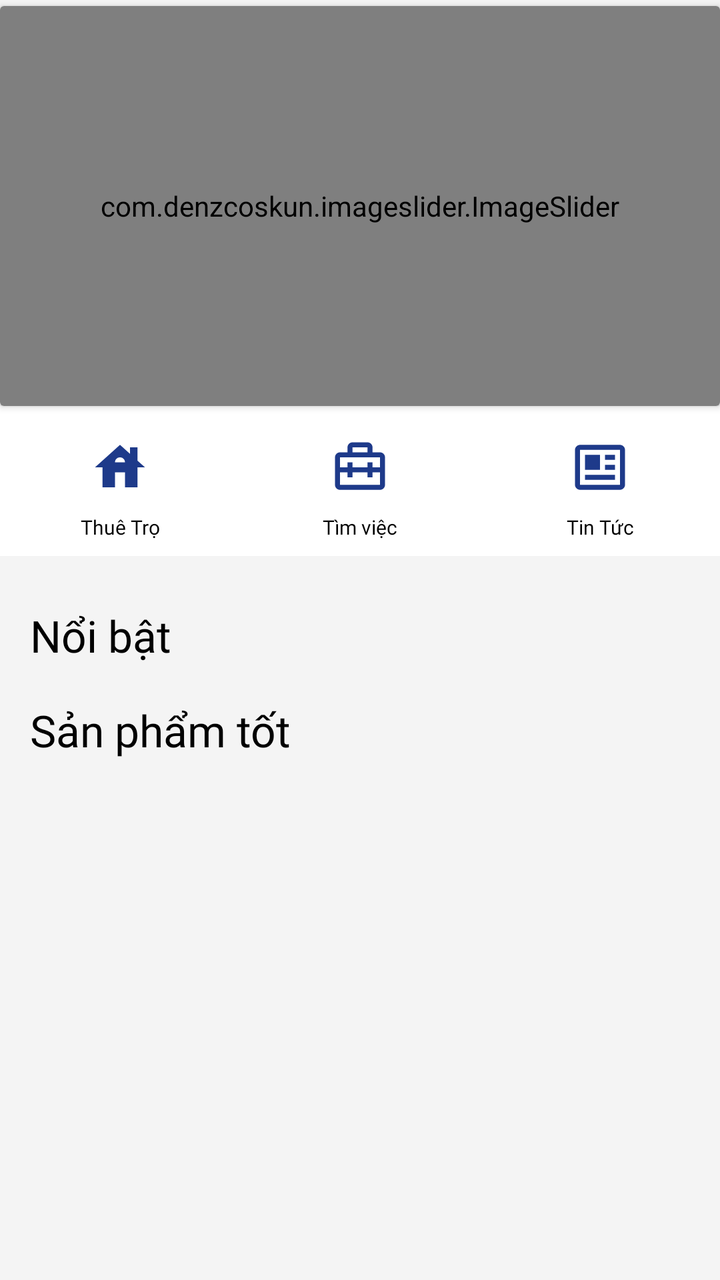
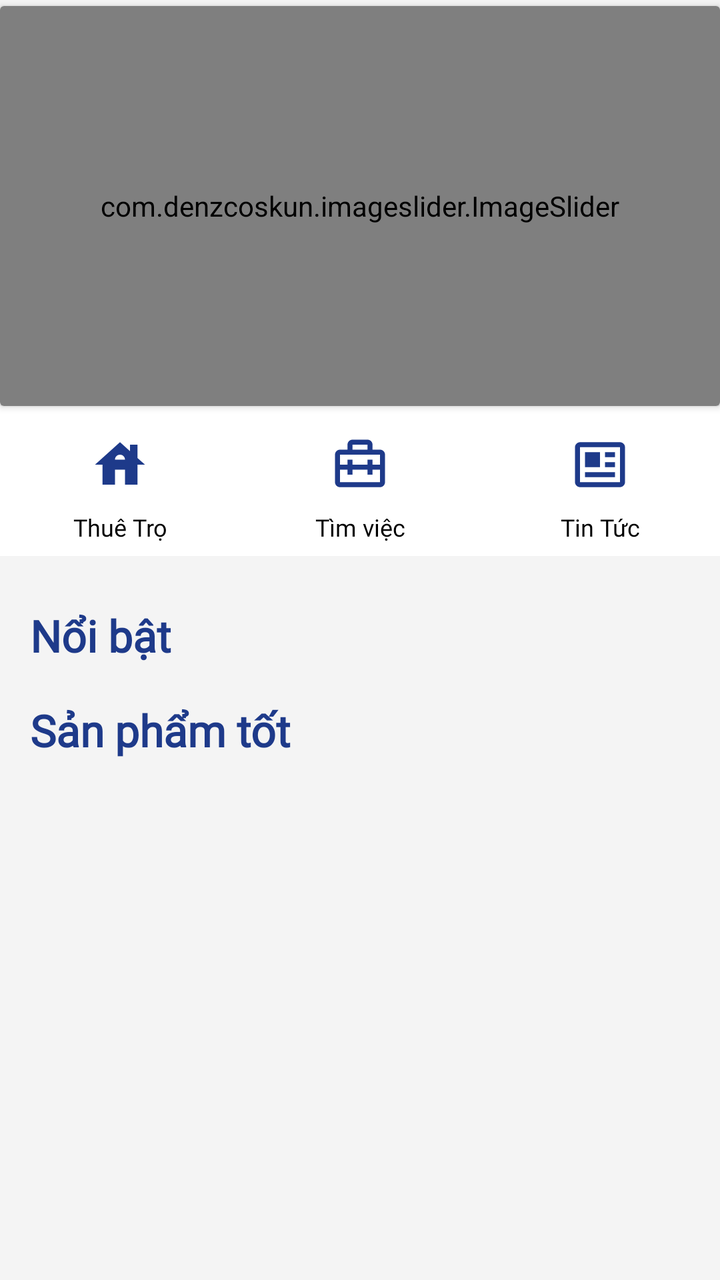

The first picture is an Android layout as it rendered before a commit; the second is the same layout after the commit. The layout source and the unified diff follow.
<!-- AndroidManifest.xml: application theme Theme.FatherOfApps -->
<!-- res/layout/fragment_home.xml -->
<?xml version="1.0" encoding="utf-8"?>
<layout xmlns:android="http://schemas.android.com/apk/res/android"
    xmlns:app="http://schemas.android.com/apk/res-auto"
    xmlns:tools="http://schemas.android.com/tools">

    <data>
        
        <variable
            name="viewModel"
            type="com.fatherofapps.androidbase.ui.home.HomeViewModel" />
    </data>

    <androidx.constraintlayout.widget.ConstraintLayout
        android:layout_width="match_parent"
        android:layout_height="match_parent"
        android:background="#fff">

    <ScrollView
        android:layout_width="match_parent"
        android:layout_height="match_parent"
        android:fillViewport="true"
        >
        <androidx.constraintlayout.widget.ConstraintLayout
            android:layout_width="match_parent"
            android:layout_height="match_parent"
            android:background="#f4f4f4"
            >

            <androidx.cardview.widget.CardView
                android:id="@+id/cardView"
                android:layout_width="match_parent"
                android:layout_height="200dp"
                android:layout_marginTop="3dp"
                android:background="@color/color_main"
                app:layout_constraintEnd_toEndOf="parent"
                app:layout_constraintStart_toStartOf="parent"
                app:layout_constraintTop_toTopOf="parent">


                <com.denzcoskun.imageslider.ImageSlider
                    android:id="@+id/image_slider"
                    android:layout_width="match_parent"
                    android:layout_height="match_parent"
                    app:iss_auto_cycle="true"
                    app:iss_delay="2000"
                    app:iss_period="2000"
                    app:iss_text_align="CENTER" />

            </androidx.cardview.widget.CardView>

            <LinearLayout
                android:id="@+id/category_container"
                android:layout_width="match_parent"
                android:layout_height="75dp"
                android:orientation="horizontal"
                app:layout_constraintEnd_toEndOf="parent"
                app:layout_constraintStart_toStartOf="parent"
                app:layout_constraintTop_toBottomOf="@+id/cardView">

                <LinearLayout
                    android:id="@+id/btn_TypeOfDishCake"
                    android:layout_width="match_parent"
                    android:layout_height="match_parent"
                    android:layout_weight="0.1"
                    android:background="#fff"
                    android:orientation="horizontal"
                    app:layout_constraintEnd_toEndOf="parent"
                    app:layout_constraintStart_toStartOf="parent"
                    app:layout_constraintTop_toTopOf="parent">

                    <LinearLayout
                        android:id="@+id/btnTypeOfDishCakes"
                        android:layout_width="match_parent"
                        android:layout_height="wrap_content"
                        android:layout_gravity="center_vertical"
                        android:layout_margin="5dp"
                        android:layout_weight="1"

                        android:orientation="vertical">


                        <ImageView
                            android:id="@+id/image_Cake"
                            android:layout_width="30dp"
                            android:layout_height="30dp"
                            android:layout_gravity="center"
                            android:layout_marginTop="8dp"
                            app:srcCompat="@drawable/ic_house" />

                        <TextView
                            android:layout_width="match_parent"
                            android:layout_height="wrap_content"
                            android:layout_marginTop="8dp"
                            android:fontFamily="@font/roboto_regular"
                            android:gravity="center"
                            android:text="Thuê Trọ"
                            android:textColor="@color/black"
                            android:textSize="10dp" />
                    </LinearLayout>

                    <LinearLayout
                        android:id="@+id/btnTypeOfDishPastry"
                        android:layout_width="match_parent"
                        android:layout_height="wrap_content"
                        android:layout_gravity="center_vertical"
                        android:layout_margin="5dp"
                        android:layout_weight="1"
                        android:orientation="vertical">


                        <ImageView
                            android:id="@+id/image_Pastry"
                            android:layout_width="30dp"
                            android:layout_height="30dp"
                            android:layout_gravity="center"
                            android:layout_marginTop="8dp"
                            app:srcCompat="@drawable/icon_work" />

                        <TextView
                            android:layout_width="match_parent"
                            android:layout_height="wrap_content"
                            android:layout_marginTop="8dp"
                            android:fontFamily="@font/roboto_regular"
                            android:gravity="center"
                            android:text="Tìm việc"
                            android:textColor="@color/black"
                            android:textSize="10dp" />

                    </LinearLayout>

                    <LinearLayout
                        android:id="@+id/btnTypeOfDishBreads"
                        android:layout_width="match_parent"
                        android:layout_height="wrap_content"
                        android:layout_gravity="center_vertical"
                        android:layout_margin="5dp"
                        android:layout_weight="1"
                        android:orientation="vertical">


                        <ImageView
                            android:id="@+id/image_Bread"
                            android:layout_width="30dp"
                            android:layout_height="30dp"
                            android:layout_gravity="center"
                            android:layout_marginTop="8dp"
                            app:srcCompat="@drawable/icon_news" />

                        <TextView
                            android:layout_width="match_parent"
                            android:layout_height="wrap_content"
                            android:layout_marginTop="8dp"
                            android:fontFamily="@font/roboto_regular"
                            android:gravity="center"
                            android:text="Tin Tức"
                            android:textColor="@color/black"
                            android:textSize="10dp" />
                    </LinearLayout>

                </LinearLayout>


            </LinearLayout>

            <androidx.constraintlayout.widget.ConstraintLayout
                android:layout_width="match_parent"
                android:layout_height="wrap_content"
                android:layout_marginTop="20dp"
                app:layout_constraintTop_toBottomOf="@+id/category_container">

                <ProgressBar
                    android:id="@+id/offerProductsProgressBar"
                    android:layout_width="wrap_content"
                    android:layout_height="wrap_content"
                    android:indeterminateTint="@color/color_main"
                    app:layout_constraintEnd_toEndOf="parent"
                    app:layout_constraintTop_toTopOf="@id/rvOfferProducts"
                    app:layout_constraintBottom_toBottomOf="@id/rvOfferProducts"
                    android:visibility="gone"
                    />

                <TextView
                    android:id="@+id/tvOfferProducts"
                    android:layout_width="wrap_content"
                    android:layout_height="wrap_content"
                    android:layout_marginTop="5dp"
                    android:fontFamily="@font/roboto_regular"
                    android:text="Nổi bật"
                    android:textColor="@color/black"
                    android:textSize="22sp"
                    app:layout_constraintTop_toTopOf="parent"
                    app:layout_constraintStart_toStartOf="@id/rvOfferProducts"
                    app:layout_constraintTop_toBottomOf="@id/rvOfferProducts"/>

                <androidx.recyclerview.widget.RecyclerView
                    android:id="@+id/rvOfferProducts"
                    android:layout_width="match_parent"
                    android:layout_height="wrap_content"
                    android:orientation="vertical"
                    android:overScrollMode="never"
                    app:layout_constraintEnd_toEndOf="parent"
                    tools:listitem="@layout/product_rv_item"
                    app:layout_constraintStart_toStartOf="parent"
                    app:layout_constraintTop_toBottomOf="@id/tvOfferProducts"
                    android:layout_marginTop="10dp"
                    app:layout_constraintEnd_toStartOf="@id/offerProductsProgressBar"
                    android:layout_marginStart="15dp"/>

                <TextView
                    android:id="@+id/tvBestProducts"
                    android:layout_width="wrap_content"
                    android:layout_height="wrap_content"
                    android:layout_marginTop="8dp"
                    android:fontFamily="@font/roboto_regular"
                    android:text="Sản phẩm tốt"
                    android:textColor="@color/black"
                    android:textSize="22sp"
                    app:layout_constraintStart_toStartOf="@id/rvOfferProducts"
                    app:layout_constraintTop_toBottomOf="@id/rvOfferProducts"/>


                <androidx.recyclerview.widget.RecyclerView
                    android:id="@+id/rvBestProducts"
                    android:layout_width="0dp"
                    android:layout_height="wrap_content"
                    android:layout_marginStart="15dp"
                    android:layout_marginTop="10dp"
                    app:layout_constraintStart_toStartOf="parent"
                    app:layout_constraintEnd_toEndOf="parent"
                    tools:listitem="@layout/product_rv_item"
                    app:layout_constraintTop_toBottomOf="@id/tvBestProducts"
                    android:layout_marginEnd="15dp"
                    android:overScrollMode="never" />


                <ProgressBar
                    android:id="@+id/bestProductsProgressBar"
                    android:layout_width="wrap_content"
                    android:layout_height="wrap_content"
                    android:indeterminateTint="@color/color_main"
                    app:layout_constraintTop_toBottomOf="@id/rvBestProducts"
                    app:layout_constraintStart_toStartOf="parent"
                    app:layout_constraintEnd_toEndOf="parent"
                    android:visibility="gone"
                    />


            </androidx.constraintlayout.widget.ConstraintLayout>
        </androidx.constraintlayout.widget.ConstraintLayout>




    </ScrollView>

    </androidx.constraintlayout.widget.ConstraintLayout>
</layout>
<!-- res/layout/product_rv_item.xml (included above) -->
<?xml version="1.0" encoding="utf-8"?>
<androidx.cardview.widget.CardView
    xmlns:android="http://schemas.android.com/apk/res/android"
    xmlns:app="http://schemas.android.com/apk/res-auto"
    android:layout_width="match_parent"
    android:layout_height="wrap_content"
    android:layout_margin="8dp"
    app:cardCornerRadius="8dp"
    android:background="#FFFFFF"
    app:cardElevation="4dp"
    app:cardBackgroundColor="#FFFFFF"> 

    <LinearLayout
        android:layout_width="match_parent"
        android:layout_height="wrap_content"
        android:orientation="vertical"
        android:padding="8dp">

        
        <androidx.cardview.widget.CardView
            android:layout_width="match_parent"
            android:layout_height="160dp"
            app:cardCornerRadius="10dp"
            android:layout_marginBottom="8dp">

            
            <FrameLayout
                android:layout_width="match_parent"
                android:layout_height="match_parent">

                
                <ImageView
                    android:id="@+id/product_image"
                    android:layout_width="match_parent"
                    android:layout_height="match_parent"
                    android:scaleType="centerCrop" />

                
                <ImageView
                    android:id="@+id/icon_camera"
                    android:layout_width="30dp"
                    android:layout_height="45dp"
                    android:src="@drawable/icon_camera"
                    android:layout_gravity="top|start"
                    android:layout_margin="4dp" />

                <TextView
                    android:id="@+id/quantityImage"
                    android:layout_width="wrap_content"
                    android:layout_height="wrap_content"
                    android:padding="7dp"
                    android:text="8"
                    android:textStyle="bold"
                    android:textColor="#FF0000"
                    android:layout_gravity="top|start"
                    android:layout_marginStart="8dp"
                    android:layout_marginTop="8dp"/>
            </FrameLayout>

        </androidx.cardview.widget.CardView>

        
        <TextView
            android:id="@+id/product_name"
            android:layout_width="wrap_content"
            android:layout_height="wrap_content"
            android:text="Tên sản phẩm"
            android:textSize="12sp"
            android:textStyle="bold"
            android:paddingTop="8dp"
            android:paddingBottom="4dp"
            android:textColor="#000000" />

        
        <LinearLayout
            android:layout_width="match_parent"
            android:layout_height="wrap_content"
            android:orientation="horizontal"
            android:gravity="center_vertical">

            
            <TextView
                android:id="@+id/product_price"
                android:layout_width="wrap_content"
                android:layout_height="wrap_content"
                android:text="Giá sản phẩm"
                android:textSize="14sp"
                android:textStyle="bold"
                android:textColor="#FF0000" />

            
            <ImageView
                android:id="@+id/favorite_icon"
                android:layout_width="24dp"
                android:layout_height="24dp"
                android:layout_gravity="end"
                android:layout_marginStart="8dp"
                android:src="@drawable/icon_favorite" />
        </LinearLayout>

        
        <LinearLayout
            android:layout_width="match_parent"
            android:layout_height="wrap_content"
            android:orientation="horizontal"
            android:gravity="center_vertical"
            android:paddingTop="4dp">

            
            <LinearLayout
                android:layout_width="0dp"
                android:layout_height="wrap_content"
                android:layout_weight="1"
                android:orientation="horizontal"
                android:gravity="center_vertical">

                
                <ImageView
                    android:layout_width="16dp"
                    android:layout_height="16dp"
                    android:src="@drawable/icon_timer"/>

                <TextView
                    android:id="@+id/product_last_modified"
                    android:layout_width="wrap_content"
                    android:layout_height="wrap_content"
                    android:text="Thông tin bổ sung"
                    android:textSize="8sp"
                    android:textStyle="bold"
                    android:textColor="#888888"
                    android:layout_marginStart="4dp" />
            </LinearLayout>

            
            <LinearLayout
                android:layout_width="0dp"
                android:layout_height="wrap_content"
                android:layout_weight="1"
                android:orientation="horizontal"
                android:gravity="center_vertical">

                
                <ImageView
                    android:layout_width="16dp"
                    android:layout_height="16dp"
                    android:src="@drawable/icon_loaction" />

                <TextView
                    android:id="@+id/product_location"
                    android:layout_width="wrap_content"
                    android:layout_height="wrap_content"
                    android:text="Vị trí"
                    android:textStyle="bold"
                    android:textSize="8sp"
                    android:textColor="#888888"
                    android:layout_marginStart="4dp" />
            </LinearLayout>
        </LinearLayout>
    </LinearLayout>
</androidx.cardview.widget.CardView>
<!-- resources referenced by this layout -->
<resources>
  <color name="black">#FF000000</color>
  <color name="color_main">#1E3A8A</color>
  <!-- drawable ic_house (drawable) -->
  <vector xmlns:android="http://schemas.android.com/apk/res/android" android:height="24dp" android:tint="@color/color_main" android:viewportHeight="24" android:viewportWidth="24" android:width="24dp">
        
      <path android:fillColor="@android:color/white" android:pathData="M19,9.3V4h-3v2.6L12,3L2,12h3v8h5v-6h4v6h5v-8h3L19,9.3zM10,10c0,-1.1 0.9,-2 2,-2s2,0.9 2,2H10z"/>
      
  </vector>
  <!-- drawable icon_camera (drawable) -->
  <vector xmlns:android="http://schemas.android.com/apk/res/android"
      android:width="24dp"
      android:height="24dp"
      android:viewportWidth="24"
      android:viewportHeight="24">
  
    <path
        android:fillColor="@color/grey_font"
        android:pathData="M20,5h-2.586l-2.707,-2.707A0.996,0.996 0,0 0,14 2h-4a0.996,0.996 0,0 0,-0.707 0.293L6.586,5H4c-1.103,0 -2,0.897 -2,2v11c0,1.103 0.897,2 2,2h16c1.103,0 2,-0.897 2,-2V7c0,-1.103 -0.897,-2 -2,-2zM4,18V7h3c0.266,0 0.52,-0.105 0.707,-0.293L10.414,4h3.172l2.707,2.707A0.996,0.996 0,0 0,17 7h3l0.002,11H4z"/>
  </vector>
  <!-- drawable icon_favorite (drawable) -->
  <vector xmlns:android="http://schemas.android.com/apk/res/android" android:height="24dp" android:tint="#D0021C" android:viewportHeight="24" android:viewportWidth="24" android:width="24dp">
        
      <path android:fillColor="@android:color/white" android:pathData="M16.5,3c-1.74,0 -3.41,0.81 -4.5,2.09C10.91,3.81 9.24,3 7.5,3 4.42,3 2,5.42 2,8.5c0,3.78 3.4,6.86 8.55,11.54L12,21.35l1.45,-1.32C18.6,15.36 22,12.28 22,8.5 22,5.42 19.58,3 16.5,3zM12.1,18.55l-0.1,0.1 -0.1,-0.1C7.14,14.24 4,11.39 4,8.5 4,6.5 5.5,5 7.5,5c1.54,0 3.04,0.99 3.57,2.36h1.87C13.46,5.99 14.96,5 16.5,5c2,0 3.5,1.5 3.5,3.5 0,2.89 -3.14,5.74 -7.9,10.05z"/>
      
  </vector>
  <!-- drawable icon_loaction (drawable) -->
  <vector xmlns:android="http://schemas.android.com/apk/res/android"
      android:width="24dp"
      android:height="24dp"
      android:viewportWidth="24"
      android:viewportHeight="24">
    <path
        android:fillColor="@color/color_main"
        android:pathData="M11.42,21.815a1.004,1.004 0,0 0,1.16 0C12.884,21.598 20.029,16.44 20,10c0,-4.411 -3.589,-8 -8,-8S4,5.589 4,9.996c-0.029,6.444 7.116,11.602 7.42,11.819zM12,4c3.309,0 6,2.691 6,6.004 0.021,4.438 -4.388,8.423 -6,9.731 -1.611,-1.308 -6.021,-5.293 -6,-9.735 0,-3.309 2.691,-6 6,-6z"/>
    <path
        android:fillColor="@color/color_main"
        android:pathData="M11,14h2v-3h3V9h-3V6h-2v3H8v2h3z"/>
  </vector>
  <!-- drawable icon_timer (drawable) -->
  <vector xmlns:android="http://schemas.android.com/apk/res/android"
      android:width="24dp"
      android:height="24dp"
      android:viewportWidth="24"
      android:viewportHeight="24">
    <path
        android:fillColor="@color/color_main"
        android:pathData="m20.145,8.27 l1.563,-1.563 -1.414,-1.414L18.586,7c-1.05,-0.63 -2.274,-1 -3.586,-1 -3.859,0 -7,3.14 -7,7s3.141,7 7,7 7,-3.14 7,-7a6.966,6.966 0,0 0,-1.855 -4.73zM15,18c-2.757,0 -5,-2.243 -5,-5s2.243,-5 5,-5 5,2.243 5,5 -2.243,5 -5,5z"/>
    <path
        android:fillColor="@color/color_main"
        android:pathData="M14,10h2v4h-2zM13,3h4v2h-4zM3,8h4v2L3,10zM3,16h4v2L3,18zM2,12h3.99v2L2,14z"/>
  </vector>
  <!-- drawable icon_work (drawable) -->
  <vector xmlns:android="http://schemas.android.com/apk/res/android"
      android:width="24dp"
      android:height="24dp"
      android:viewportWidth="24"
      android:viewportHeight="24">
    <path
        android:fillColor="@color/color_main"
        android:pathData="M20,6h-3L17,4c0,-1.103 -0.897,-2 -2,-2L9,2c-1.103,0 -2,0.897 -2,2v2L4,6c-1.103,0 -2,0.897 -2,2v11c0,1.103 0.897,2 2,2h16c1.103,0 2,-0.897 2,-2L22,8c0,-1.103 -0.897,-2 -2,-2zM15,4v2L9,6L9,4h6zM4,8h16v4h-3v-2h-2v2L9,12v-2L7,10v2L4,12L4,8zM4,19v-5h3v2h2v-2h6v2h2v-2h3.001v5L4,19z"/>
  </vector>
  <color name="primaryColor">#ff6c2f</color>
  <color name="primaryDarkColor">#c53a00</color>
  <color name="white">#FFFFFFFF</color>
  <color name="primaryLightColor">#ff9e5d</color>
  <!-- unchanged entries left out for length: 2 -->
</resources>

<!-- the commit's change to res/layout/fragment_home.xml (unified diff, before → after) -->
@@ -95,7 +95,7 @@
                             android:gravity="center"
                             android:text="Thuê Trọ"
                             android:textColor="@color/black"
-                            android:textSize="10dp" />
+                            android:textSize="12sp" />
                     </LinearLayout>
 
                     <LinearLayout
@@ -124,7 +124,7 @@
                             android:gravity="center"
                             android:text="Tìm việc"
                             android:textColor="@color/black"
-                            android:textSize="10dp" />
+                            android:textSize="12sp" />
 
                     </LinearLayout>
 
@@ -154,7 +154,7 @@
                             android:gravity="center"
                             android:text="Tin Tức"
                             android:textColor="@color/black"
-                            android:textSize="10dp" />
+                            android:textSize="12sp" />
                     </LinearLayout>
 
                 </LinearLayout>
@@ -186,7 +186,8 @@
                     android:layout_marginTop="5dp"
                     android:fontFamily="@font/roboto_regular"
                     android:text="Nổi bật"
-                    android:textColor="@color/black"
+                    android:textStyle="bold"
+                    android:textColor="@color/color_main"
                     android:textSize="22sp"
                     app:layout_constraintTop_toTopOf="parent"
                     app:layout_constraintStart_toStartOf="@id/rvOfferProducts"
@@ -204,7 +205,8 @@
                     app:layout_constraintTop_toBottomOf="@id/tvOfferProducts"
                     android:layout_marginTop="10dp"
                     app:layout_constraintEnd_toStartOf="@id/offerProductsProgressBar"
-                    android:layout_marginStart="15dp"/>
+                    android:layout_marginStart="15dp"
+                    android:layout_marginEnd="15dp"/>
 
                 <TextView
                     android:id="@+id/tvBestProducts"
@@ -213,7 +215,8 @@
                     android:layout_marginTop="8dp"
                     android:fontFamily="@font/roboto_regular"
                     android:text="Sản phẩm tốt"
-                    android:textColor="@color/black"
+                    android:textStyle="bold"
+                    android:textColor="@color/color_main"
                     android:textSize="22sp"
                     app:layout_constraintStart_toStartOf="@id/rvOfferProducts"
                     app:layout_constraintTop_toBottomOf="@id/rvOfferProducts"/>
